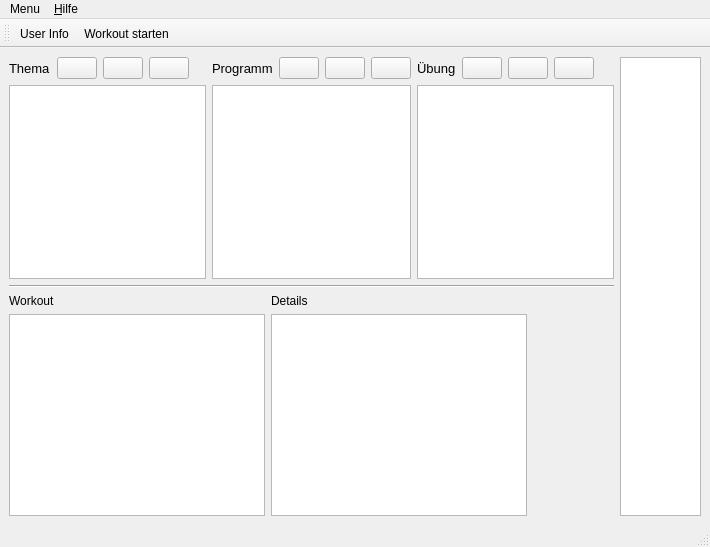
First picture: the form in speck_weg/ui/main_window.ui, repository hochstibe/fingertraining, before the edit.
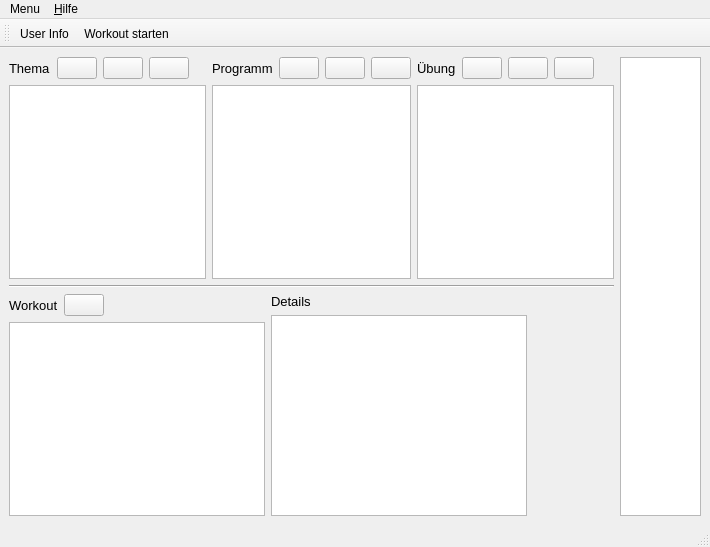
Second picture: the form after the edit. Icons and pictures are not drawn. Custom widgets are drawn as their Qt base class.

The edit to the form file:
```diff
--- a/speck_weg/ui/main_window.ui
+++ b/speck_weg/ui/main_window.ui
@@ -14,7 +14,7 @@
    <string>Speck Weg!</string>
   </property>
   <widget class="QWidget" name="centralwidget">
-   <layout class="QHBoxLayout" name="horizontalLayout_6">
+   <layout class="QHBoxLayout" name="horizontalLayout_7">
     <item>
      <layout class="QVBoxLayout" name="verticalLayout_6">
       <item>
@@ -267,15 +267,48 @@
        </widget>
       </item>
       <item>
-       <layout class="QHBoxLayout" name="horizontalLayout_4">
+       <layout class="QHBoxLayout" name="horizontalLayout_6">
         <item>
          <layout class="QVBoxLayout" name="verticalLayout_4">
           <item>
-           <widget class="QLabel" name="label_4">
-            <property name="text">
-             <string>Workout</string>
-            </property>
-           </widget>
+           <layout class="QHBoxLayout" name="horizontalLayout_4">
+            <item>
+             <widget class="QLabel" name="label_4">
+              <property name="font">
+               <font>
+                <pointsize>10</pointsize>
+               </font>
+              </property>
+              <property name="text">
+               <string>Workout</string>
+              </property>
+             </widget>
+            </item>
+            <item>
+             <widget class="QPushButton" name="pushButton_edit_workout">
+              <property name="text">
+               <string/>
+              </property>
+              <property name="icon">
+               <iconset resource="resources/resources.qrc">
+                <normaloff>:/icons/pencil-alt-solid.svg</normaloff>:/icons/pencil-alt-solid.svg</iconset>
+              </property>
+             </widget>
+            </item>
+            <item>
+             <spacer name="horizontalSpacer_5">
+              <property name="orientation">
+               <enum>Qt::Horizontal</enum>
+              </property>
+              <property name="sizeHint" stdset="0">
+               <size>
+                <width>40</width>
+                <height>20</height>
+               </size>
+              </property>
+             </spacer>
+            </item>
+           </layout>
           </item>
           <item>
            <widget class="QListWidget" name="listWidget_workouts">
@@ -299,6 +332,11 @@
          <layout class="QVBoxLayout" name="verticalLayout_5">
           <item>
            <widget class="QLabel" name="label_5">
+            <property name="font">
+             <font>
+              <pointsize>10</pointsize>
+             </font>
+            </property>
             <property name="text">
              <string>Details</string>
             </property>
```
